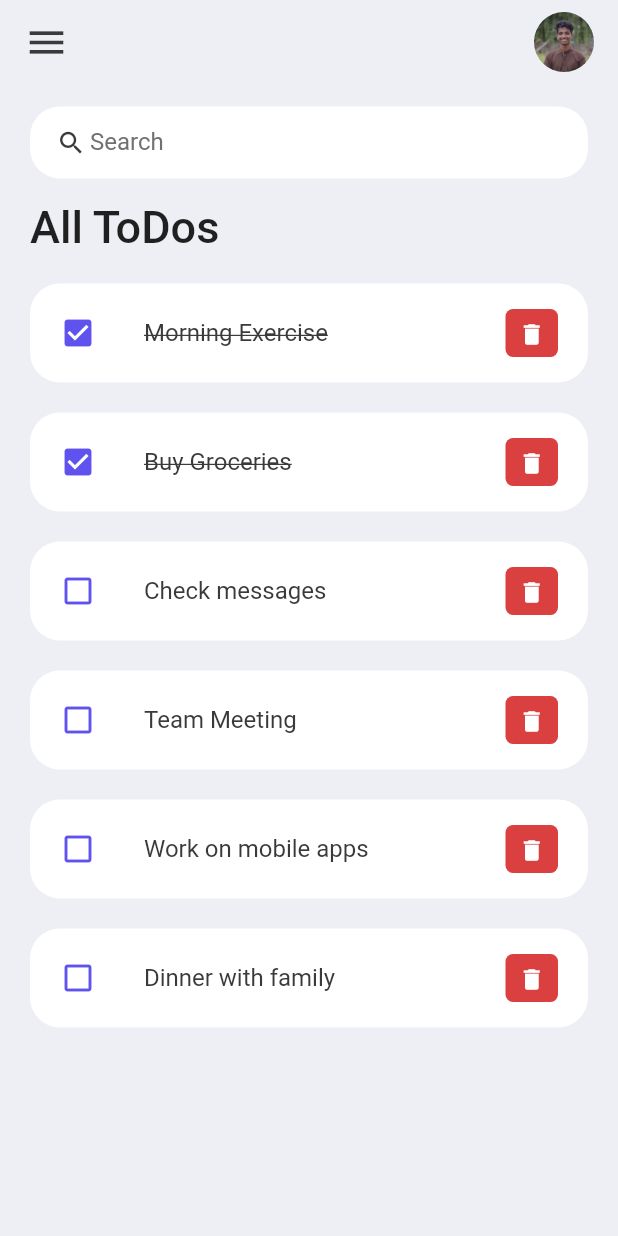
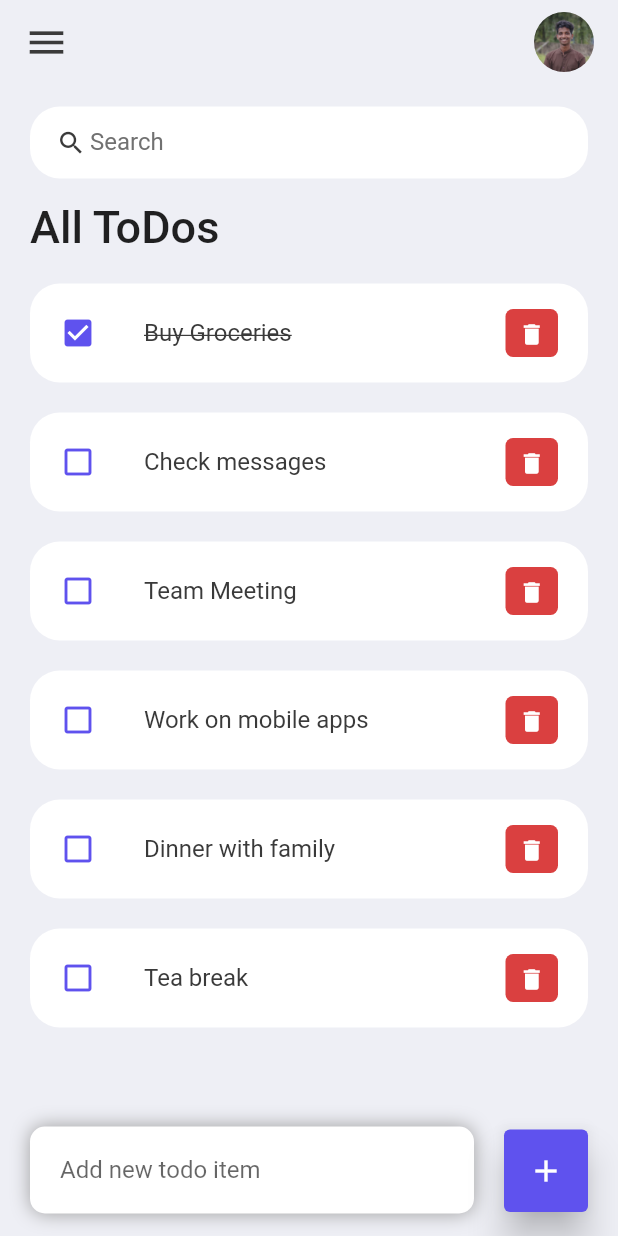
Before and after one commit to PavinDas/ToDoApp_Flutter, a Flutter app: the screen it shows after launch, after a tap on the "delete" icon, on a phone screen of 412 x 824 dp. Run offline on Flutter 3.47's test engine with Material 2 defaults, Android fonts, the phone set to English and light mode, and no system bars.

Commit message:
create add todo bar with plus icon, add  todo removing using delete button

```diff
--- a/lib/main.dart
+++ b/lib/main.dart
@@ -2,15 +2,17 @@ import 'package:flutter/material.dart';
 import 'package:flutter/services.dart';
 import 'package:todo/screens/home.dart';
 
-void  main() {
+void main() {
   runApp(const MyApp());
 }
+
 class MyApp extends StatelessWidget {
   const MyApp({super.key});
 
   @override
   Widget build(BuildContext context) {
-    SystemChrome.setSystemUIOverlayStyle(SystemUiOverlayStyle(statusBarColor: Colors.transparent));
+    SystemChrome.setSystemUIOverlayStyle(
+        SystemUiOverlayStyle(statusBarColor: Colors.transparent));
     return MaterialApp(
       debugShowCheckedModeBanner: false,
       title: 'ToDo App',
--- a/lib/model/todo.dart
+++ b/lib/model/todo.dart
@@ -37,6 +37,10 @@ class ToDo {
         id: '06',
         todoText: 'Dinner with family',
       ),
+      ToDo(
+        id: '04',
+        todoText: 'Tea break',
+      ),
     ];
   }
 }
--- a/lib/screens/home.dart
+++ b/lib/screens/home.dart
@@ -3,9 +3,14 @@ import 'package:todo/constants/colors.dart';
 import 'package:todo/model/todo.dart';
 import 'package:todo/widgets/todo_item.dart';
 
-class Home extends StatelessWidget {
+class Home extends StatefulWidget {
   Home({super.key});
 
+  @override
+  State<Home> createState() => _HomeState();
+}
+
+class _HomeState extends State<Home> {
   final todoList = ToDo.todoList();
 
   @override
@@ -34,7 +39,9 @@ class Home extends StatelessWidget {
           ],
         ),
       ),
-      body: Container(
+      body: Stack(
+        children: [
+          Container(
             padding: EdgeInsets.symmetric(
               horizontal: 20,
               vertical: 15,
@@ -58,14 +65,92 @@ class Home extends StatelessWidget {
                           ),
                         ),
                       ),
-                  for(ToDo todo in todoList)
-                  ToDoItems(todo: todo,),
+                      for (ToDo todo in todoList)
+                        ToDoItems(
+                          todo: todo,
+                          onToDoChanged: _handleToDoChange,
+                          onDeleteItem: _deleteToDoItem,
+                        ),
                     ],
                   ),
                 )
               ],
             ),
           ),
+          Align(
+            alignment: Alignment.bottomCenter,
+            child: Row(
+              children: [
+                Expanded(
+                  child: Container(
+                    margin: EdgeInsets.only(
+                      bottom: 15,
+                      right: 20,
+                      left: 20,
+                    ),
+                    padding: EdgeInsets.symmetric(
+                      horizontal: 20,
+                      vertical: 5,
+                    ),
+                    decoration: BoxDecoration(
+                      color: Colors.white,
+                      boxShadow: const [
+                        BoxShadow(
+                          color: Colors.grey,
+                          offset: Offset(0.0, 0.0),
+                          blurRadius: 10.0,
+                          spreadRadius: 0.0,
+                        ),
+                      ],
+                      borderRadius: BorderRadius.circular(10),
+                    ),
+                    child: TextField(
+                      decoration: InputDecoration(
+                        hintText: 'Add new todo item',
+                        border: InputBorder.none,
+                      ),
+                    ),
+                  ),
+                ),
+                Container(
+                  margin: EdgeInsets.only(
+                    bottom: 14,
+                    right: 20,
+                  ),
+                  child: ElevatedButton(
+                    onPressed: () {},
+                    child: Icon(
+                      Icons.add,
+                    ),
+                    style: ElevatedButton.styleFrom(
+                      backgroundColor: tdBlue,
+                      minimumSize: Size(55, 55),
+                      elevation: 10,
+                    ),
+                  ),
+                )
+              ],
+            ),
+          )
+        ],
+      ),
+    );
+  }
+
+  void _handleToDoChange(ToDo todo) {
+    setState(
+      () {},
+    );
+    todo.isDone = !todo.isDone;
+  }
+
+  void _deleteToDoItem(String id) {
+    setState(
+      () {
+        todoList.removeWhere(
+          (item) => item.id == id,
+        );
+      },
     );
   }
 
--- a/lib/widgets/todo_item.dart
+++ b/lib/widgets/todo_item.dart
@@ -1,12 +1,17 @@
 import 'package:flutter/material.dart';
-import 'package:flutter/src/widgets/framework.dart';
-import 'package:flutter/src/widgets/placeholder.dart';
 import 'package:todo/constants/colors.dart';
 import 'package:todo/model/todo.dart';
 
 class ToDoItems extends StatelessWidget {
   final ToDo todo;
-  const ToDoItems({super.key, required this.todo});
+  final onToDoChanged;
+  final onDeleteItem;
+  const ToDoItems({
+    super.key,
+    required this.todo,
+    required this.onToDoChanged,
+    required this.onDeleteItem,
+  });
 
   @override
   Widget build(BuildContext context) {
@@ -14,7 +19,8 @@ class ToDoItems extends StatelessWidget {
       margin: EdgeInsets.only(bottom: 20),
       child: ListTile(
         onTap: () {
-          print('Clicked on todo items');
+          // print('Clicked on todo items');
+          onToDoChanged(todo);
         },
         shape: RoundedRectangleBorder(
           borderRadius: BorderRadius.circular(20),
@@ -53,7 +59,8 @@ class ToDoItems extends StatelessWidget {
             iconSize: 18,
             icon: Icon(Icons.delete),
             onPressed: () {
-              print("Clicked on delete button");
+              // print("Clicked on delete button");
+              onDeleteItem(todo.id);
             },
           ),
         ),
```
Lines whose indentation alone changed are shown as unchanged.
